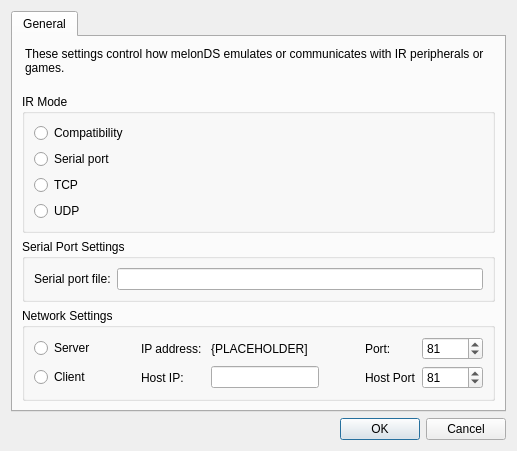
Above: src/frontend/qt_sdl/IRSettingsDialog.ui from DaveuRrr/melonDS before the change. Below: the same form after it.
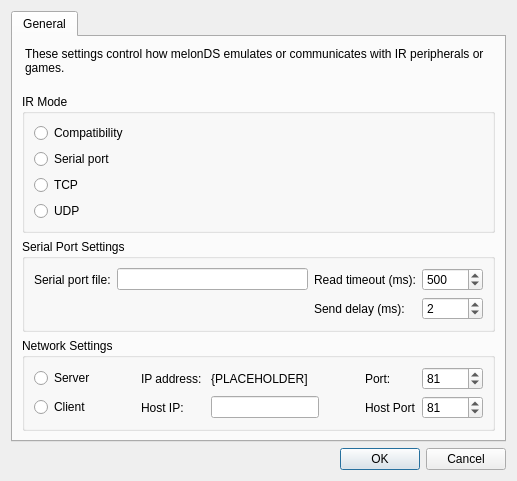
That is the form after the change. Custom widgets are drawn as their Qt base class.

Commit message:
Reapply "Accumulation and Timeouts for Real Hardware"
This reverts commit 0d2318dc317e5ac6628e16844f034fc761c56dbc.

Patch:
```diff
--- a/src/frontend/qt_sdl/IRSettingsDialog.ui
+++ b/src/frontend/qt_sdl/IRSettingsDialog.ui
@@ -168,6 +168,58 @@
             </property>
            </widget>
           </item> -->
+          <item row="1" column="3">
+           <widget class="QLabel" name="labelReadTimeout">
+            <property name="text">
+             <string>Read timeout (ms):</string>
+            </property>
+           </widget>
+          </item>
+          <item row="1" column="4">
+           <widget class="QSpinBox" name="boxReadTimeoutMs">
+            <property name="toolTip">
+             <string>How long to wait for the first byte of a response before giving up.</string>
+            </property>
+            <property name="minimum">
+             <number>0</number>
+            </property>
+            <property name="maximum">
+             <number>10000</number>
+            </property>
+            <property name="singleStep">
+             <number>50</number>
+            </property>
+            <property name="value">
+             <number>500</number>
+            </property>
+           </widget>
+          </item>
+          <item row="2" column="3">
+           <widget class="QLabel" name="labelSendDelay">
+            <property name="text">
+             <string>Send delay (ms):</string>
+            </property>
+           </widget>
+          </item>
+          <item row="2" column="4">
+           <widget class="QSpinBox" name="boxSendDelayMs">
+            <property name="toolTip">
+             <string>Pre-transmit delay before every IR send. Gives the walker time to prepare its receiver.</string>
+            </property>
+            <property name="minimum">
+             <number>0</number>
+            </property>
+            <property name="maximum">
+             <number>100</number>
+            </property>
+            <property name="singleStep">
+             <number>1</number>
+            </property>
+            <property name="value">
+             <number>2</number>
+            </property>
+           </widget>
+          </item>
          </layout>
         </widget>
        </item>
```
The commit also changes 4 other files.
